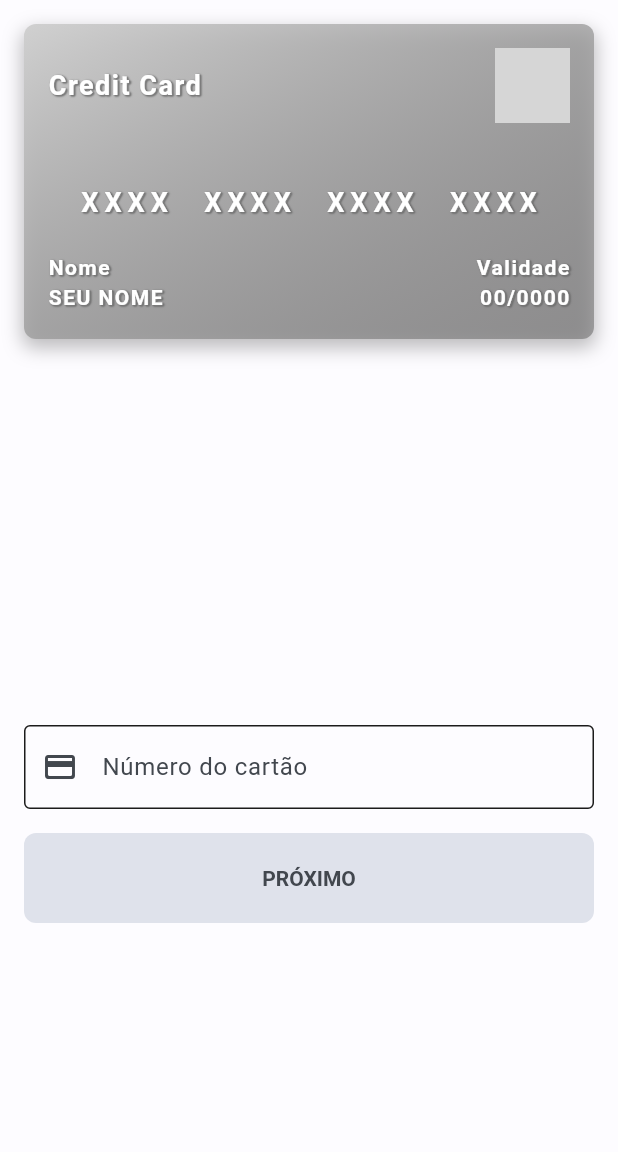
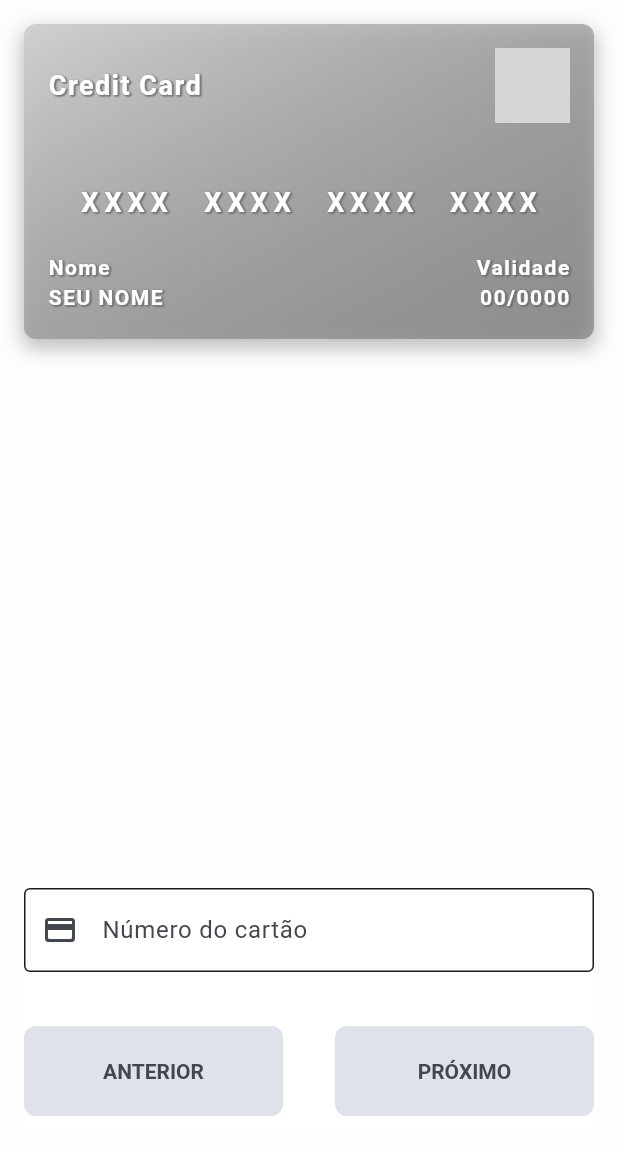
Before and after one commit to mborges18/flutter_bytebank, a Flutter app: the CreditCardFormScreen screen opened directly, on a phone screen of 412 x 824 dp, the part 84-1236 px from its top. Run offline on Flutter 3.47's test engine with Material 3 defaults, Android fonts, the phone set to English and light mode, and no system bars; our stand-ins replace bloc, device_preview, flutter_bloc, flutter_svg; missing offline and left inert: dart:html, pretty_http_logger; grey boxes are pictures that could not be loaded.

Commit message:
refactory credit card

```diff
--- a/lib/components/inputs/input_text.dart
+++ b/lib/components/inputs/input_text.dart
@@ -22,7 +22,7 @@ class InputText extends StatefulWidget {
     this.iconStart,
     this.iconEnd,
     this.isToggleSecret = false,
-    this.maxLength,
+    this.maxLength = 55,
     this.inputType = TextInputType.text,
     required this.onValidatorListener,
     required this.onTextChangeListener,
@@ -69,6 +69,7 @@ class InputTextCustom extends State<InputText> {
               labelText: widget.textLabel,
               hintText: widget.textHint,
               errorText: widget.onValidatorListener(),
+              counterStyle: const TextStyle(color: Colors.transparent),
               prefixIcon: Icon(
                 widget.iconStart,
                 color: _handlerColorIcon(),
--- a/lib/creditcard/bloc/creditcard_form_event.dart
+++ b/lib/creditcard/bloc/creditcard_form_event.dart
@@ -28,7 +28,12 @@ class CreditCardFormEnableButtonEvent extends CreditCardFormEvent {
   CreditCardFormEnableButtonEvent({required this.model});
 }
 
-class CreditCardFormSubmitEvent extends CreditCardFormEvent {
+class CreditCardFormPrevEvent extends CreditCardFormEvent {
   final CreditCardModel model;
-  CreditCardFormSubmitEvent({required this.model});
+  CreditCardFormPrevEvent({required this.model});
 }
+
+class CreditCardFormNextEvent extends CreditCardFormEvent {
+  final CreditCardModel model;
+  CreditCardFormNextEvent({required this.model});
+}
--- a/lib/creditcard/bloc/creditcard_form_state.dart
+++ b/lib/creditcard/bloc/creditcard_form_state.dart
@@ -29,7 +29,13 @@ class CreditCardFromStateCvv extends CreditCardFormState {
   CreditCardFromStateCvv(this.message);
 }
 
+class CreditCardFromStateStep extends CreditCardFormState {
+  int step;
+  CreditCardFromStateStep(this.step);
+}
+
 class CreditCardFromStateButton extends CreditCardFormState {
-  bool isEnabled = false;
-  CreditCardFromStateButton(this.isEnabled);
+  bool isEnabledPrev = false;
+  bool isEnabledNext = false;
+  CreditCardFromStateButton({required this.isEnabledNext, required this.isEnabledPrev});
 }
--- a/lib/creditcard/model/creditcard_model.dart
+++ b/lib/creditcard/model/creditcard_model.dart
@@ -4,6 +4,7 @@ class CreditCardModel {
   String number = "";
   String date = "";
   String cvv = "";
+  int step = 1;
 
   CreditCardModel({
     required this.name,
--- a/lib/creditcard/ui/creditcard_form_screen.dart
+++ b/lib/creditcard/ui/creditcard_form_screen.dart
@@ -24,7 +24,8 @@ class CreditCardFormScreen extends StatefulWidget {
 }
 
 class _CreditCardFormScreenState extends State<CreditCardFormScreen> {
-  final CreditCardModel _model = CreditCardModel(name: "", number: "", date: "", cvv: "");
+  final CreditCardModel _model =
+      CreditCardModel(name: "", number: "", date: "", cvv: "");
   String maskNumber = "XXXX XXXX XXXX XXXX";
   String newNumber = "XXXX XXXX XXXX XXXX";
 
@@ -48,7 +49,7 @@ class _CreditCardFormScreenState extends State<CreditCardFormScreen> {
 
   void _handlerEventName(String text) {
     setState(() {
-      _model.name = text;
+      text.length < 30 ? _model.name = text : _model.name = _model.name;
     });
     BlocProvider.of<CreditCardFormBloc>(context)
         .add(CreditCardFormNameEvent(name: _model.name));
@@ -83,10 +84,16 @@ class _CreditCardFormScreenState extends State<CreditCardFormScreen> {
         .add(CreditCardFormEnableButtonEvent(model: _model));
   }
 
-  void _register(CreditCardFormState state) {
+  void _prev(CreditCardFormState state) {
     Util.closeKeyboard(context);
     BlocProvider.of<CreditCardFormBloc>(context)
-        .add(CreditCardFormSubmitEvent(model: _model));
+        .add(CreditCardFormPrevEvent(model: _model));
+  }
+
+  void _next(CreditCardFormState state) {
+    Util.closeKeyboard(context);
+    BlocProvider.of<CreditCardFormBloc>(context)
+        .add(CreditCardFormNextEvent(model: _model));
   }
 
   @override
@@ -101,36 +108,36 @@ class _CreditCardFormScreenState extends State<CreditCardFormScreen> {
         padding: const EdgeInsets.all(16.0),
         child: Column(
           children: [
-             Flexible(
-               flex: 1,
-              //color: Colors.white,
+            Container(
+              color: Colors.white,
               child: CreditCardItem(
                 typeCard: CreditCardType.undefined,
-                nameUser: "SEU NOME",
+                nameUser: _model.name.isEmpty ? "SEU NOME": _model.name,
                 numberCard: newNumber,
-                dateExpiredCard: "00/0000",
+                dateExpiredCard: _model.date.isEmpty ? "00/0000" : _model.date,
                 expanded: true,
               ),
             ),
             const Spacer(),
-            Flexible(
-              flex: 1,
-             // color: Colors.white,
+            Container(
+              color: Colors.white,
               child: Column(
                 children: [
-                  Visibility(
-                    visible: true,
-                    child:
                   BlocConsumer<CreditCardFormBloc, CreditCardFormState>(
                       listenWhen: (context, state) {
                         return (state is CreditCardFromStateNumber);
                       },
                       listener: (context, state) {},
                       buildWhen: (context, state) {
-                              return (state is CreditCardFromStateNumber);
+                        return (state is CreditCardFromStateNumber) || (state is CreditCardFromStateStep);
                       },
                       builder: (context, state) {
-                              return InputText(
+                        print("STEP 1---------------------- $state");
+                        return Visibility(
+                          visible: (state is CreditCardFormStateInitial) ? true
+                              : (state is CreditCardFromStateNumber) ? true
+                              : (state is CreditCardFromStateStep) ? state.step==1 : false,
+                          child: InputText(
                             textLabel: labelNumberCC,
                             textHint: hintNumberCC,
                             inputType: TextInputType.number,
@@ -143,49 +150,50 @@ class _CreditCardFormScreenState extends State<CreditCardFormScreen> {
                               _handlerEventNumber(text ?? "");
                               _handlerEventButton(state);
                             },
+                          ),
                         );
                       }),
-                  ),
-                  Visibility(
-                    visible: false,
-                    child:
                   BlocConsumer<CreditCardFormBloc, CreditCardFormState>(
                       listenWhen: (context, state) {
                         return (state is CreditCardFromStateName);
                       },
                       listener: (context, state) {},
                       buildWhen: (context, state) {
-                              return (state is CreditCardFromStateName);
+                        return (state is CreditCardFromStateName) || (state is CreditCardFromStateStep);
                       },
                       builder: (context, state) {
-                              return InputText(
+                        print("STEP 2---------------------- $state");
+                        return Visibility(
+                          visible: (state is CreditCardFromStateStep) ? state.step==2 : false,
+                          child: InputText(
                             textLabel: labelNameLikeCC,
                             textHint: hintName.toUpperCase(),
                             inputType: TextInputType.name,
+                            maxLength: 29,
                             iconStart: Icons.person_2_outlined,
                             onValidatorListener: () {
                               return _handleErrorName(state);
                             },
                             onTextChangeListener: (text) {
-                                  _handlerEventName(text ?? "");
+                              _handlerEventName(text.toString().toUpperCase());
                               _handlerEventButton(state);
                             },
+                          ),
                         );
                       }),
-                  ),
-                  Visibility(
-                    visible: false,
-                    child:
                   BlocConsumer<CreditCardFormBloc, CreditCardFormState>(
                       listenWhen: (context, state) {
                         return (state is CreditCardFromStateDate);
                       },
                       listener: (context, state) {},
                       buildWhen: (context, state) {
-                              return (state is CreditCardFromStateDate);
+                        return (state is CreditCardFromStateDate) || (state is CreditCardFromStateStep);
                       },
                       builder: (context, state) {
-                              return InputText(
+                        print("STEP 3---------------------- $state");
+                        return Visibility(
+                          visible: (state is CreditCardFromStateStep) ? state.step==3 : false,
+                          child: InputText(
                             textLabel: labelExpiredDate,
                             textHint: hintDate,
                             maskType: MaskType.dateCreditCard,
@@ -198,25 +206,26 @@ class _CreditCardFormScreenState extends State<CreditCardFormScreen> {
                               _handlerEventDate(text ?? "");
                               _handlerEventButton(state);
                             },
+                          ),
                         );
                       }),
-                  ),
-                  Visibility(
-                    visible: false,
-                    child:
                   BlocConsumer<CreditCardFormBloc, CreditCardFormState>(
                       listenWhen: (context, state) {
                         return (state is CreditCardFromStateCvv);
                       },
                       listener: (context, state) {},
                       buildWhen: (context, state) {
-                              return (state is CreditCardFromStateCvv);
+                        return (state is CreditCardFromStateCvv) || (state is CreditCardFromStateStep);
                       },
                       builder: (context, state) {
-                              return InputText(
+                        print("STEP 4---------------------- $state");
+                        return Visibility(
+                          visible: (state is CreditCardFromStateStep) ? state.step==4 : false,
+                          child: InputText(
                             textLabel: labelCvvCC,
                             textHint: hintCvvCC,
                             inputType: TextInputType.number,
+                            maxLength: 4,
                             iconStart: Icons.security,
                             onValidatorListener: () {
                               return _handleErrorCvv(state);
@@ -225,9 +234,9 @@ class _CreditCardFormScreenState extends State<CreditCardFormScreen> {
                               _handlerEventCvv(text ?? "");
                               _handlerEventButton(state);
                             },
+                          ),
                         );
                       }),
-                  ),
                   BlocConsumer<CreditCardFormBloc, CreditCardFormState>(
                       listenWhen: (context, state) {
                     return (state is CreditCardFormStateSuccess) ||
@@ -245,17 +254,40 @@ class _CreditCardFormScreenState extends State<CreditCardFormScreen> {
                           .showError(context);
                     }
                   }, builder: (context, state) {
-                    return ButtonFilled(
+                    print(
+                        "NEXT=${(state is CreditCardFromStateButton) ? state.isEnabledNext : false} - PREV=${(state is CreditCardFromStateButton) ? state.isEnabledPrev : false}");
+                    return Row(
+                      children: [
+                        Expanded(
+                          flex: 5,
+                          child: ButtonFilled(
+                              textButton: actionPrev.toUpperCase(),
+                              isEnabled: (state is CreditCardFromStateButton)
+                                  ? state.isEnabledPrev
+                                  : false,
+                              isLoading: false,
+                              functionClick: () {
+                                _prev(state);
+                              }),
+                        ),
+                        const Spacer(),
+                        Expanded(
+                          flex: 5,
+                          child: ButtonFilled(
                               textButton: actionNext.toUpperCase(),
                               isEnabled: (state is CreditCardFromStateButton)
-                            ? state.isEnabled
+                                  ? state.isEnabledNext
                                   : false,
-                        isLoading: (state is CreditCardFormStateLoading) == true
+                              isLoading:
+                                  (state is CreditCardFormStateLoading) == true
                                       ? true
                                       : false,
                               functionClick: () {
-                          _register(state);
-                        });
+                                _next(state);
+                              }),
+                        ),
+                      ],
+                    );
                   }),
                 ],
               ),
--- a/lib/util/string/strings.dart
+++ b/lib/util/string/strings.dart
@@ -12,6 +12,7 @@ const descriptionWellCome = "Com a sua carteira de cartões de crédito você po
 const actionAccess = "Acessar";
 const actionRegister = "Cadastrar";
 const actionNext = "Próximo";
+const actionPrev = "Anterior";
 const actionForgotPassword = "Esqueci a senha";
 
 const labelName = "Nome";
```
Also changed, not shown: lib/creditcard/bloc/creditcard_form_bloc.dart (+72 -5 lines). Lines whose indentation alone changed are shown as unchanged.
